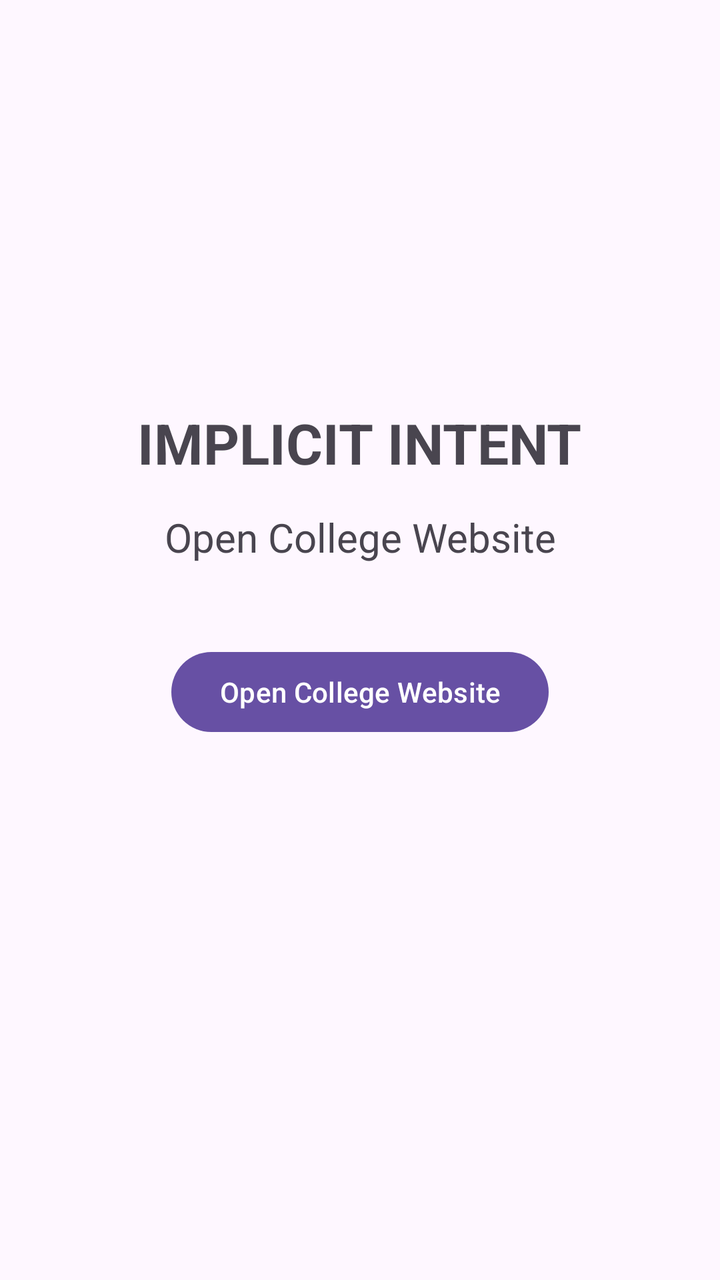
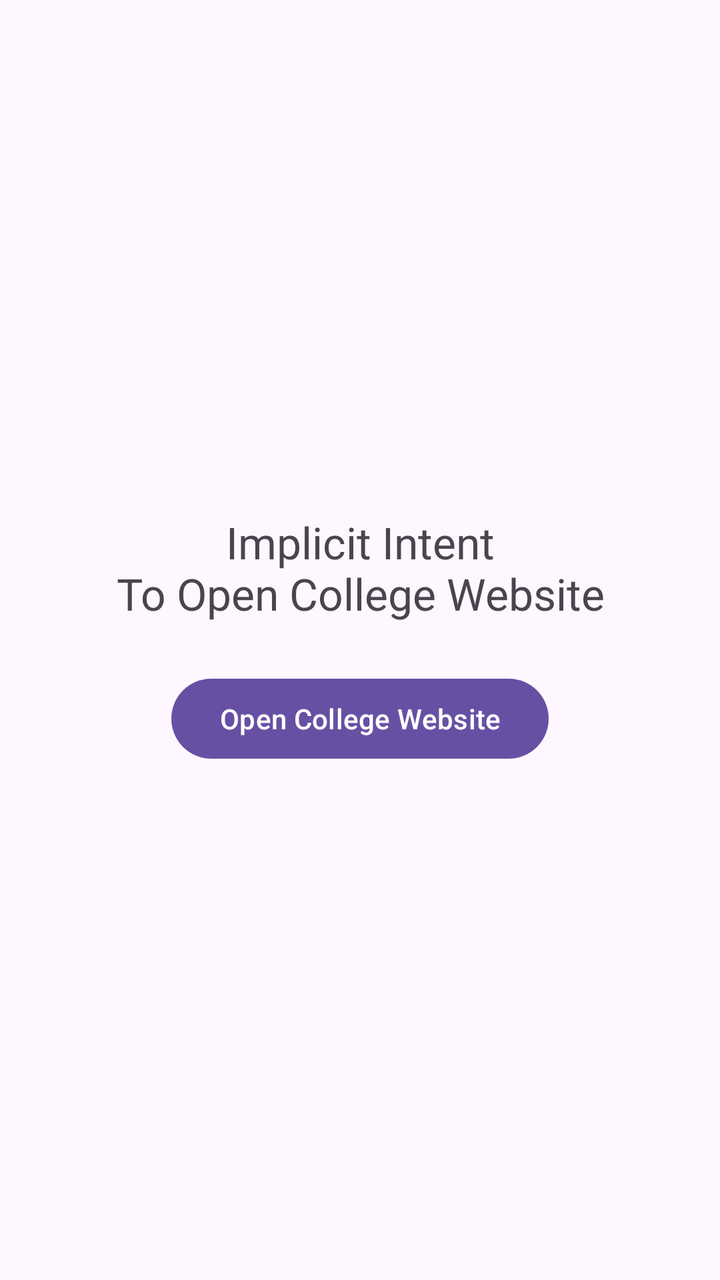

An Android layout rendered at two revisions. The XML below is the earlier revision; the diff shows what the commit changed to produce the second picture.
<!-- AndroidManifest.xml: application theme Theme.ImplicitIntentApp -->
<!-- res/layout/activity_main.xml -->
<?xml version="1.0" encoding="utf-8"?>
<LinearLayout
    xmlns:android="http://schemas.android.com/apk/res/android"
    xmlns:tools="http://schemas.android.com/tools"
    android:id="@+id/main"
    android:layout_width="match_parent"
    android:layout_height="match_parent"
    android:orientation="vertical"
    android:gravity="center"
    android:padding="24dp"
    tools:context=".MainActivity">

    <TextView
        android:layout_width="wrap_content"
        android:layout_height="wrap_content"
        android:text="IMPLICIT INTENT"
        android:textSize="28sp"
        android:textStyle="bold"
        android:gravity="center" />

    <TextView
        android:layout_width="wrap_content"
        android:layout_height="wrap_content"
        android:layout_marginTop="15dp"
        android:text="Open College Website"
        android:textSize="20sp"
        android:gravity="center" />

    <Button
        android:id="@+id/b1"
        android:layout_width="wrap_content"
        android:layout_height="wrap_content"
        android:layout_marginTop="40dp"
        android:text="Open College Website" />

    <TextView
        android:id="@+id/t1"
        android:layout_width="wrap_content"
        android:layout_height="wrap_content"
        android:layout_marginTop="40dp"
        android:text=""
        android:textSize="20sp" />

</LinearLayout>
<!-- resources referenced by this layout -->
<resources>
  <style name="Theme.ImplicitIntentApp" parent="Base.Theme.ImplicitIntentApp" />
  <style name="Base.Theme.ImplicitIntentApp" parent="Theme.Material3.DayNight.NoActionBar">
          
          
      </style>
</resources>

<!-- the commit's change to res/layout/activity_main.xml (unified diff, before → after) -->
@@ -1,44 +1,24 @@
 <?xml version="1.0" encoding="utf-8"?>
 <LinearLayout
     xmlns:android="http://schemas.android.com/apk/res/android"
-    xmlns:tools="http://schemas.android.com/tools"
-    android:id="@+id/main"
     android:layout_width="match_parent"
     android:layout_height="match_parent"
     android:orientation="vertical"
     android:gravity="center"
-    android:padding="24dp"
-    tools:context=".MainActivity">
+    android:padding="24dp">
 
     <TextView
         android:layout_width="wrap_content"
         android:layout_height="wrap_content"
-        android:text="IMPLICIT INTENT"
-        android:textSize="28sp"
-        android:textStyle="bold"
-        android:gravity="center" />
-
-    <TextView
-        android:layout_width="wrap_content"
-        android:layout_height="wrap_content"
-        android:layout_marginTop="15dp"
-        android:text="Open College Website"
-        android:textSize="20sp"
-        android:gravity="center" />
+        android:text="Implicit Intent\nTo Open College Website"
+        android:textSize="22sp"
+        android:gravity="center"/>
 
     <Button
         android:id="@+id/b1"
         android:layout_width="wrap_content"
         android:layout_height="wrap_content"
-        android:layout_marginTop="40dp"
-        android:text="Open College Website" />
-
-    <TextView
-        android:id="@+id/t1"
-        android:layout_width="wrap_content"
-        android:layout_height="wrap_content"
-        android:layout_marginTop="40dp"
-        android:text=""
-        android:textSize="20sp" />
+        android:layout_marginTop="24dp"
+        android:text="Open College Website"/>
 
 </LinearLayout>
